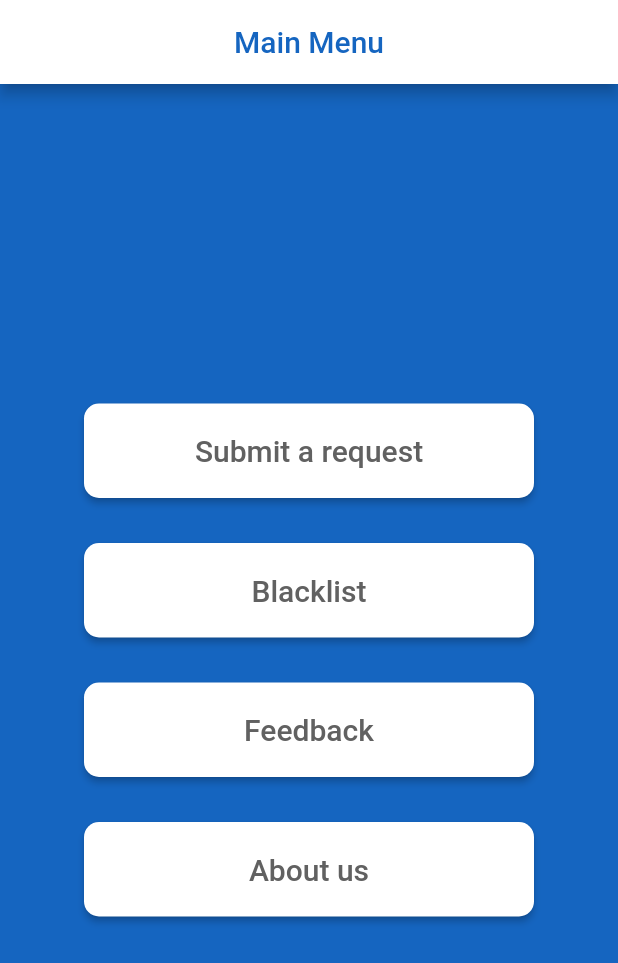
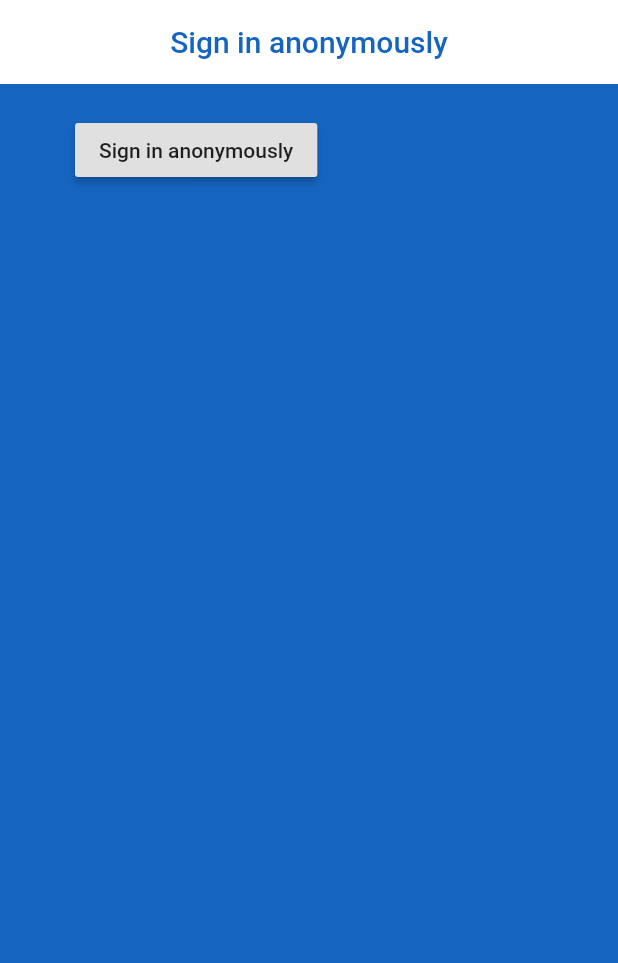
Before and after one commit to Lawful24/Studio-Application, a Flutter app: the screen it shows after launch, on a phone screen of 412 x 824 dp. Shown: the top 963 px of the screen. Run offline on Flutter 3.47's test engine with Material 2 defaults, Android fonts, the phone set to English and light mode, and no system bars; our stand-ins replace firebase_auth, flutter_spinkit; accounts and stored records are empty.

Commit message:
Started authentication, anon sign in, custom user model

```diff
--- /dev/null
+++ b/lib/models/user.dart
@@ -0,0 +1,7 @@
+class User {
+
+  final String uid;
+
+  User({ this.uid });
+
+}
--- /dev/null
+++ b/lib/pages/authenticate/authenticate.dart
@@ -0,0 +1,16 @@
+import 'package:flutter/material.dart';
+import 'package:studio_application/pages/authenticate/sign_in.dart';
+
+class Authenticate extends StatefulWidget {
+  @override
+  _AuthenticateState createState() => _AuthenticateState();
+}
+
+class _AuthenticateState extends State<Authenticate> {
+  @override
+  Widget build(BuildContext context) {
+    return Container(
+      child: SignIn(),
+    );
+  }
+}
--- /dev/null
+++ b/lib/pages/authenticate/sign_in.dart
@@ -0,0 +1,45 @@
+import 'package:flutter/material.dart';
+import 'package:studio_application/services/auth.dart';
+
+class SignIn extends StatefulWidget {
+  @override
+  _SignInState createState() => _SignInState();
+}
+
+class _SignInState extends State<SignIn> {
+
+  final AuthService _auth = AuthService();
+
+  @override
+  Widget build(BuildContext context) {
+    return Scaffold(
+      backgroundColor: Colors.blue[800],
+      appBar: AppBar(
+        backgroundColor: Colors.white,
+        elevation: 0.0,
+        title: Text(
+          'Sign in anonymously',
+          style: TextStyle(
+            color: Colors.blue[800]
+          ),
+        ),
+        centerTitle: true,
+      ),
+      body: Container(
+        padding: EdgeInsets.symmetric(vertical: 20.0, horizontal: 50.0),
+        child: RaisedButton(
+          child: Text('Sign in anonymously'),
+          onPressed: () async {
+            dynamic result = await _auth.signInAnon();
+            if (result == null) {
+              print('error signing in');
+            } else {
+              print('signed in');
+              print(result.uid);
+            }
+          },
+        ),
+      ),
+    );
+  }
+}
--- /dev/null
+++ b/lib/pages/home/wrapper.dart
@@ -0,0 +1,12 @@
+import 'package:flutter/material.dart';
+import 'package:studio_application/pages/authenticate/authenticate.dart';
+import 'package:studio_application/pages/home/home.dart';
+
+class Wrapper extends StatelessWidget {
+  @override
+  Widget build(BuildContext context) {
+
+    // return either Home or Authenticate widget
+    return Authenticate();
+  }
+}
```
Also changed, not shown: lib/main.dart (+5 -3 lines), lib/services/auth.dart (added, +31 -0 lines), lib/pages/home/home.dart (renamed from lib/pages/home.dart).
